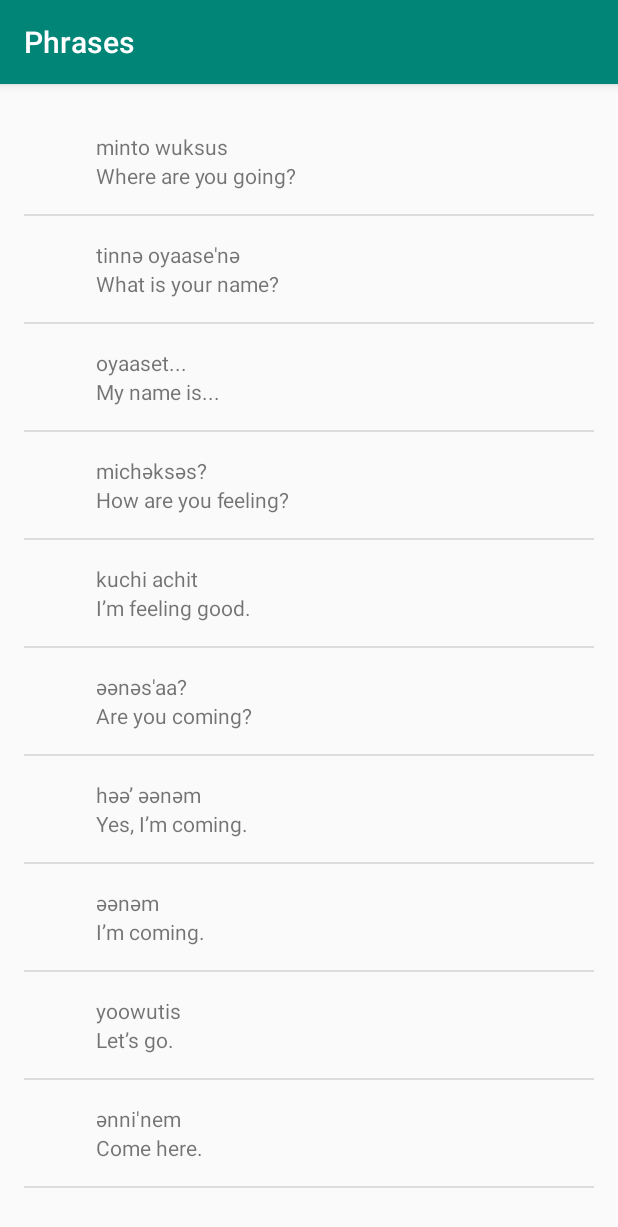
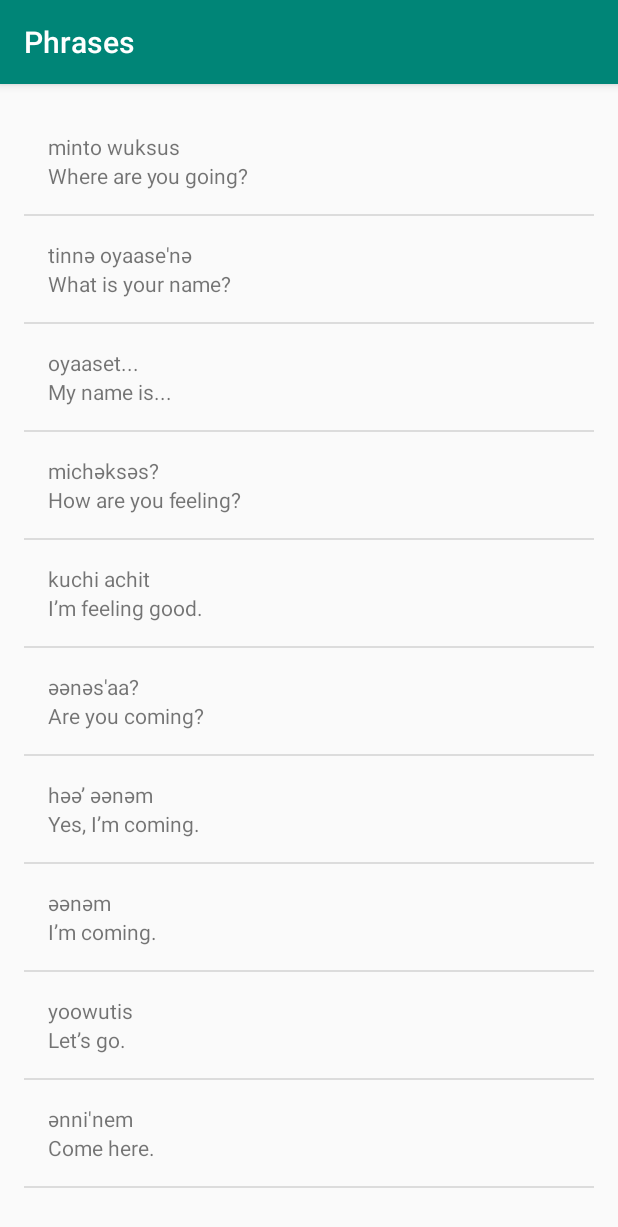
Before and after one commit to cristiandgm/MIwok2, an Android app: the PhrasesActivity screen opened directly, with no data from a screen before it, on a phone screen of 412 x 824 dp. Shown: the top 1227 px of the screen. Run offline under Robolectric (Android 15) with nearby library versions, the phone set to English and light mode, and no system bars.

Commit message:
Fix the WordAdapter to support the PhrasesActivity

```diff
--- a/app/src/main/java/com/example/miwok2/Word.java
+++ b/app/src/main/java/com/example/miwok2/Word.java
@@ -6,14 +6,15 @@ package com.example.miwok2;
  */
 public class Word {
 
-    //Image resource ID for the word
-    private int mImageResourceId;
-
     //Default translation for the word
     private String mDefaultTranslation;
 
     //Miwok translation for the word
     private String mMiwokTranslation;
+
+    private static final int NO_IMAGE_PROVIDED = -1;
+    //Image resource ID for the word
+    private int mImageResourceId = NO_IMAGE_PROVIDED;
 
     /**
      * Create a new Word object.
@@ -61,4 +62,11 @@ public class Word {
     public int getImageResourceId() {
         return mImageResourceId;
     }
+
+    /**
+     * @returns wheter or not is an image for this word.
+     */
+    public boolean hasImage() {
+        return mImageResourceId != NO_IMAGE_PROVIDED;
+    }
 }
--- a/app/src/main/java/com/example/miwok2/WordAdapter.java
+++ b/app/src/main/java/com/example/miwok2/WordAdapter.java
@@ -49,10 +49,6 @@ public class WordAdapter extends ArrayAdapter {
 
         //Find the ImageView in the list_item.xml layout with the image_word id.
         ImageView imageAboutWord = listItemView.findViewById(R.id.image_word);
-        // Get the image of the current Word object and
-        // set this on the ImageView.
-        imageAboutWord.setImageResource(currentWord.getImageResourceId());
-
 
         // Find the TextView in the list_item.xml layout with the ID miwok_word.
         TextView miwokWord = listItemView.findViewById(R.id.miwok_word);
@@ -66,6 +62,19 @@ public class WordAdapter extends ArrayAdapter {
         // set this text on the default TextView
         defaultWord.setText(currentWord.getDefaultTranslation());
 
+
+        if (currentWord.hasImage()) {
+            // Get the image of the current Word object and
+            // set this on the ImageView.
+            imageAboutWord.setImageResource(currentWord.getImageResourceId());
+
+            // Make sure that view is visible
+            imageAboutWord.setVisibility(View.VISIBLE);
+        } else {
+            //Otherwise hide the ImageView
+            imageAboutWord.setVisibility(View.GONE);
+        }
+
         // Return the whole list item layout (containing 2 TextViews)
         // so that it can be shown in the ListView
         return listItemView;
```
